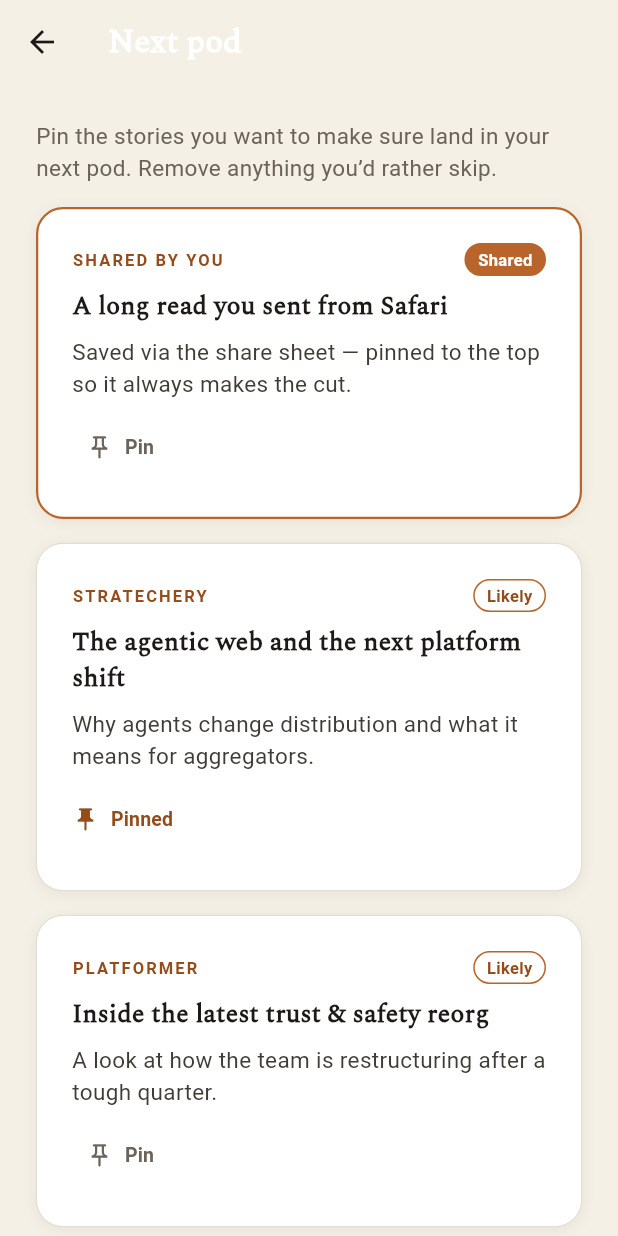
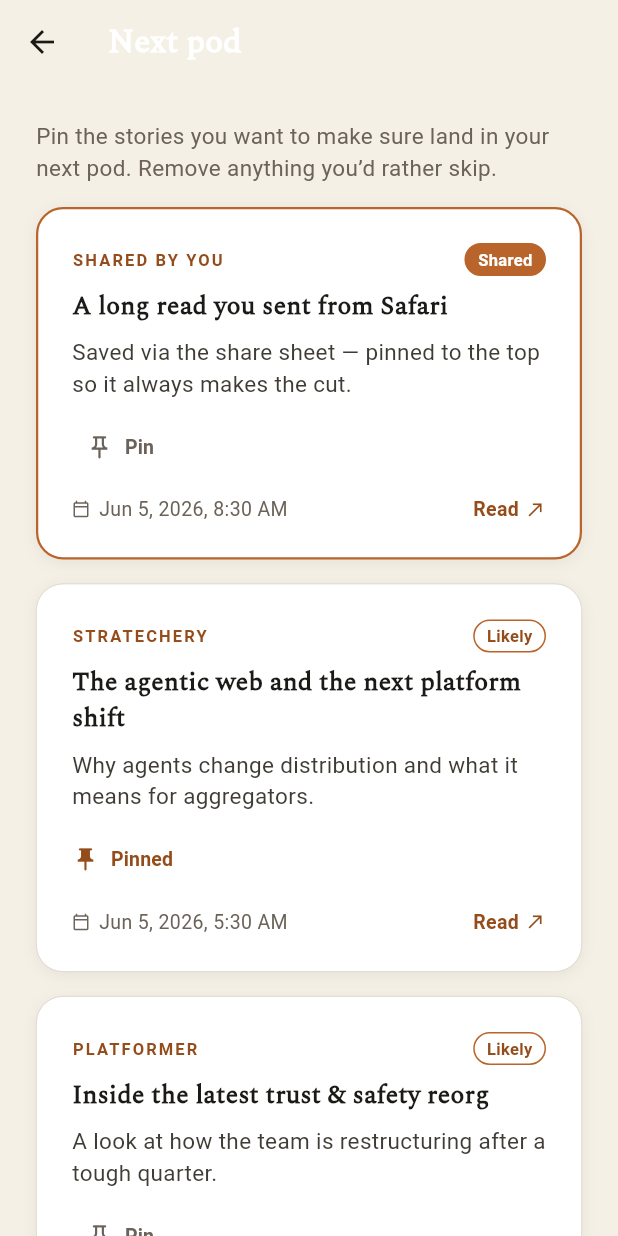
Before and after one commit to TheAntelope/Newsletter-pod, a Flutter app: the NextEpisodeQueueScreen screen opened directly, on a phone screen of 412 x 824 dp. Run offline on Flutter 3.47's test engine with Material 3 defaults, Android fonts, the phone set to English and light mode, and no system bars; our stand-ins replace firebase_auth, firebase_core, firebase_messaging, flutter_local_notifications, geolocator, google_sign_in and 2 more; missing offline and left inert: purchases_flutter, receive_sharing_intent; accounts and stored records are empty.

Commit message:
feat(flutter): date/time meta row on next-pod candidate cards
The Flutter next-episode-queue candidate card showed no date, while the
iOS NextEpisodeCandidateRow shows a bottom calendar icon + date/time +
Read link. Add the same: a bottom-left calendar icon with the post's
published date/time (iOS .abbreviated/.shortened format) and a Read link
opening the article.

Co-Authored-By: Claude Opus 4.8 <noreply@anthropic.com>

```diff
--- a/flutter/lib/screens/next_episode_queue_screen.dart
+++ b/flutter/lib/screens/next_episode_queue_screen.dart
@@ -2,8 +2,24 @@ import 'package:flutter/material.dart';
 
 import '../api/models.dart';
 import '../design_tokens.dart';
+import '../services/link_launcher.dart';
 import '../state/app_state.dart';
 import '../widgets/editorial.dart';
+
+const _months = [
+  'Jan', 'Feb', 'Mar', 'Apr', 'May', 'Jun', //
+  'Jul', 'Aug', 'Sep', 'Oct', 'Nov', 'Dec',
+];
+
+/// "Jun 5, 2026, 2:30 PM" — abbreviated date + short 12-hour time, mirroring
+/// the iOS candidate row's `.abbreviated`/`.shortened` formatting.
+String _formatDateTime(DateTime when) {
+  final d = when.toLocal();
+  final hour12 = d.hour % 12 == 0 ? 12 : d.hour % 12;
+  final minute = d.minute.toString().padLeft(2, '0');
+  final period = d.hour < 12 ? 'AM' : 'PM';
+  return '${_months[d.month - 1]} ${d.day}, ${d.year}, $hour12:$minute $period';
+}
 
 /// Preview of what's likely to land in the next pod, with pin/exclude. Items you
 /// shared via the share sheet are highlighted and floated to the top. Pinning is
@@ -173,6 +189,37 @@ class _CandidateCard extends StatelessWidget {
             label: Text(pinned ? 'Pinned' : 'Pin'),
           ),
         ),
+        Row(
+          children: [
+            const Icon(Icons.calendar_today_outlined,
+                size: 12, color: DesignTokens.colorMuted),
+            const SizedBox(width: 6),
+            Expanded(
+              child: Text(
+                _formatDateTime(c.publishedAt),
+                style: DesignTokens.typographyCallout
+                    .copyWith(color: DesignTokens.colorMuted),
+              ),
+            ),
+            if (c.link.isNotEmpty)
+              InkWell(
+                onTap: () => openExternal(context, c.link),
+                child: Row(
+                  mainAxisSize: MainAxisSize.min,
+                  children: [
+                    Text(
+                      'Read',
+                      style: DesignTokens.typographyCalloutStrong
+                          .copyWith(color: DesignTokens.colorAmberDeep),
+                    ),
+                    const SizedBox(width: 4),
+                    const Icon(Icons.north_east,
+                        size: 14, color: DesignTokens.colorAmberDeep),
+                  ],
+                ),
+              ),
+          ],
+        ),
       ],
     );
   }
```
